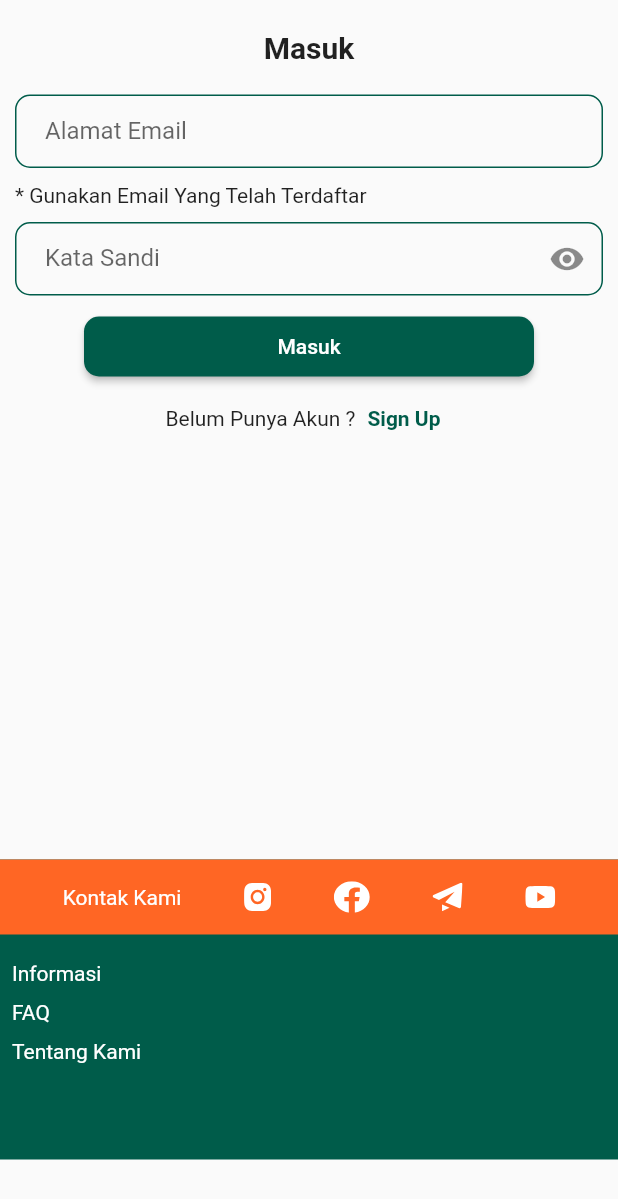
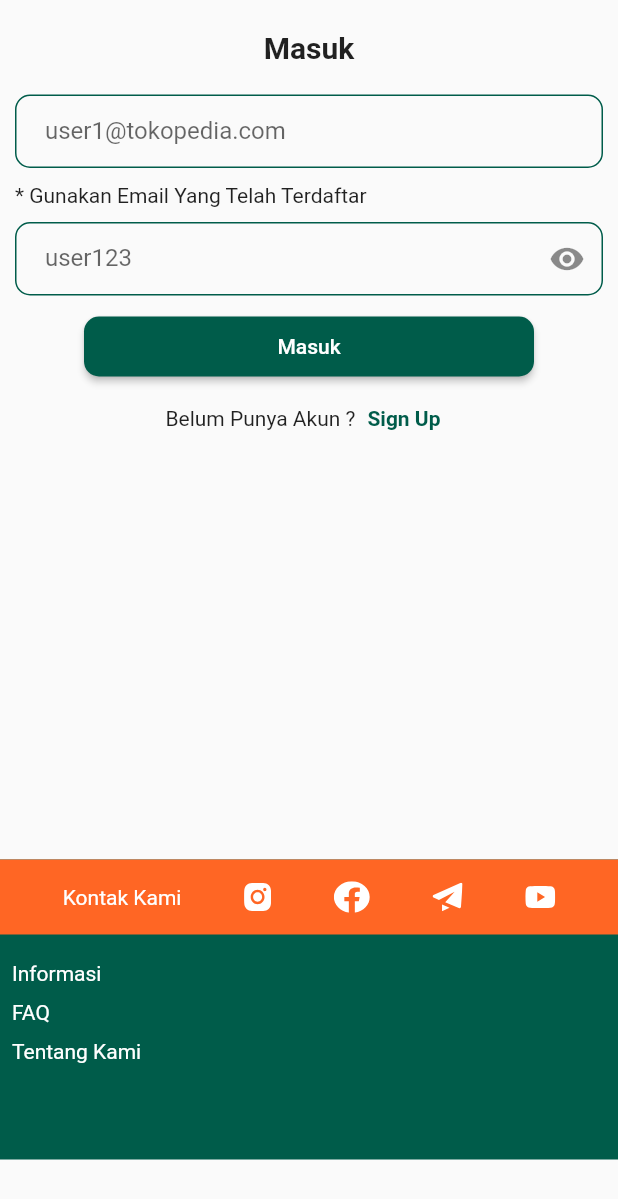
Before and after one commit to Learning-Management-System-Kelompok-42/MOBILE-LMS, a Flutter app: the LoginScreen screen opened by its route, after a tap on "Masuk", on a phone screen of 412 x 824 dp. Shown: the top 1199 px of the screen. Run offline on Flutter 3.47's test engine with Material 2 defaults, Android fonts, the phone set to English and light mode, and no system bars; our stand-ins replace dio, flutter_form_builder, flutter_rating_bar, flutter_svg, form_builder_validators, percent_indicator and 2 more; missing offline and left inert: checkbox_formfield, textfield_search; accounts and stored records are empty; network calls fail.

Commit message:
login beres, tinggal ambil user

```diff
--- a/Source_code/lms/lib/screen/dashboard_home_screen.dart
+++ b/Source_code/lms/lib/screen/dashboard_home_screen.dart
@@ -1,4 +1,5 @@
 import 'package:flutter/material.dart';
+import 'package:lms/screen/course_screen_management.dart';
 
 import 'package:provider/provider.dart';
 import 'package:textfield_search/textfield_search.dart';
@@ -68,7 +69,12 @@ class _DashBoardHomeScreenState extends State<DashBoardHomeScreen> {
                   itemBuilder: (context, index) {
                     return InkWell(
                       onTap: () {
-                        Navigator.pushNamed(context, 'dashboard_active_screen');
+                        Navigator.push(
+                          context,
+                          MaterialPageRoute(
+                            builder: (context) => CourseScreen(),
+                          ),
+                        );
                       },
                       child: courseCard(),
                     );
--- a/Source_code/lms/lib/screen/login_screen.dart
+++ b/Source_code/lms/lib/screen/login_screen.dart
@@ -5,9 +5,11 @@ import 'package:flutter/material.dart';
 import 'package:flutter_svg/svg.dart';
 import 'package:http/http.dart';
 import 'package:lms/api/login_api.dart';
+import 'package:lms/screen/dashboard_home_screen.dart';
 import 'package:lms/screen/regis_screen.dart';
 import 'package:lms/service/auth_service.dart';
 import 'package:provider/provider.dart';
+import 'package:shared_preferences/shared_preferences.dart';
 
 class LoginScreen extends StatefulWidget {
   const LoginScreen({Key? key}) : super(key: key);
@@ -18,11 +20,15 @@ class LoginScreen extends StatefulWidget {
 
 class _LoginScreenState extends State<LoginScreen> {
   bool _isObscure = true;
+  TextEditingController emailPerusahaan = TextEditingController();
+  TextEditingController passwordUser = TextEditingController();
+  late SharedPreferences token;
+
+  String emaildummy = 'user1@tokopedia.com';
+  String passDummy = 'user123';
+
   @override
   Widget build(BuildContext context) {
-    TextEditingController emailPerusahaan = TextEditingController();
-    TextEditingController passwordUser = TextEditingController();
-
     return Scaffold(
       body: Center(
         child: ListView(
@@ -45,8 +51,8 @@ class _LoginScreenState extends State<LoginScreen> {
                       // ================================================================================================ //
                       TextFormField(
                         controller: emailPerusahaan,
-                        decoration: const InputDecoration(
-                          labelText: 'Alamat Email',
+                        decoration: InputDecoration(
+                          labelText: emaildummy,
                           contentPadding: EdgeInsets.symmetric(
                               vertical: 15, horizontal: 20),
                           enabledBorder: OutlineInputBorder(
@@ -77,7 +83,7 @@ class _LoginScreenState extends State<LoginScreen> {
                         controller: passwordUser,
                         obscureText: _isObscure,
                         decoration: InputDecoration(
-                          labelText: 'Kata Sandi',
+                          labelText: passDummy,
                           contentPadding: const EdgeInsets.symmetric(
                               vertical: 15, horizontal: 20),
                           enabledBorder: const OutlineInputBorder(
@@ -123,8 +129,9 @@ class _LoginScreenState extends State<LoginScreen> {
                         ),
                         onPressed: () {
                           setState(() {
-                            login(emailPerusahaan.text, passwordUser.text);
+                            loginUser();
                           });
+
                           print('ini Email ${emailPerusahaan.text}');
                           print('Ini Password ${passwordUser.text}');
                         },
@@ -234,14 +241,19 @@ class _LoginScreenState extends State<LoginScreen> {
     );
   }
 
-  login(String email, String password) async {
-    final dio = Dio();
-    final response = await dio.post(
-        'https://api-lms-42.herokuapp.com/v1/auth/login',
-        data: jsonEncode({'email': email, 'password': password}));
-    if (response.statusCode == 200) {
+  Future<void> loginUser() async {
+    dynamic res = await Auth.login(emaildummy, passDummy);
+
+    if (res['message'] == 'Success') {
+      String tokenUser = res['data']['token'];
       Navigator.pushNamed(context, 'dashboard');
+    } else {
+      ScaffoldMessenger.of(context).showSnackBar(
+        SnackBar(
+          content: Text('Error'),
+          backgroundColor: Colors.red,
+        ),
+      );
     }
-    return response.data;
   }
 }
--- a/Source_code/lms/lib/service/auth_service.dart
+++ b/Source_code/lms/lib/service/auth_service.dart
@@ -4,19 +4,21 @@ import 'package:dio/dio.dart';
 import 'package:flutter/material.dart';
 
 class Auth {
-  static Future<Response> login(String email, String password) async {
+  static Future<dynamic> login(String email, String password) async {
     final dio = Dio();
     Response response = await dio.post(
         'https://api-lms-42.herokuapp.com/v1/auth/login',
-        data: jsonEncode({'email': email, 'password': password}));
+        data: {'email': email, 'password': password});
 
     return response.data;
   }
 
   static Future<Response> getUser(String token) async {
     final dio = Dio();
-    Response response =
-        await dio.get('https://api-lms-42.herokuapp.com/v1/users/');
+    dio.options.headers['content-Type'] = 'application/json';
+    dio.options.headers["bearer"] = "token ${token}";
+    Response response = await dio.get(
+        'https://api-lms-42.herokuapp.com/v1/users/cbac53a6-ecd4-42d4-8b15-555b3aaa9133');
     return response.data;
   }
 }
```
